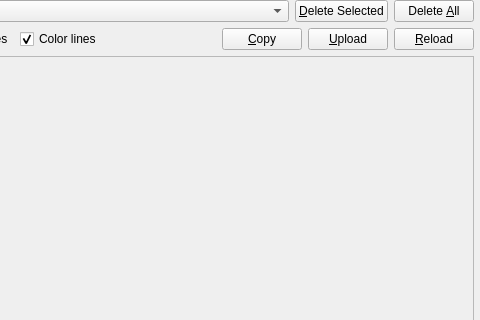
Before: the Qt Designer form launcher/ui/pages/instance/OtherLogsPage.ui in Duby67/OldMoneyTatarin, drawn with Qt 5; both pictures show x 177 to 657 and y 0 to 320 of the 657 by 538 pixel window.
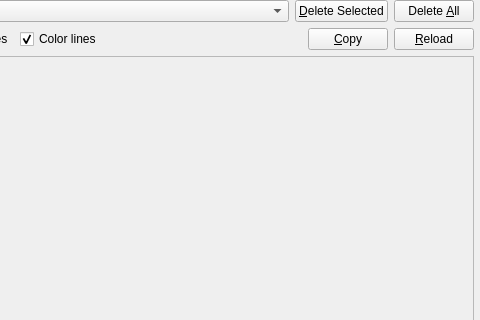
After: the same form once the commit is applied. Custom widgets are drawn as their Qt base class.

Commit message: Удалить внешнюю публикацию логов и настройки paste-сервисов

Diff of the .ui file:
```diff
--- a/launcher/ui/pages/instance/OtherLogsPage.ui
+++ b/launcher/ui/pages/instance/OtherLogsPage.ui
@@ -173,15 +173,7 @@
         </widget>
        </item>
        <item>
-        <widget class="QPushButton" name="btnPaste">
-         <property name="toolTip">
-          <string>Upload the log to the paste service configured in preferences</string>
-         </property>
-         <property name="text">
-          <string>&amp;Upload</string>
-         </property>
-        </widget>
-       </item>
+        </item>
        <item>
         <widget class="QPushButton" name="btnReload">
          <property name="toolTip">
```
Left out of the diff: 9 changed lines with no effect on the pictures. The commit also changes 17 other files.
